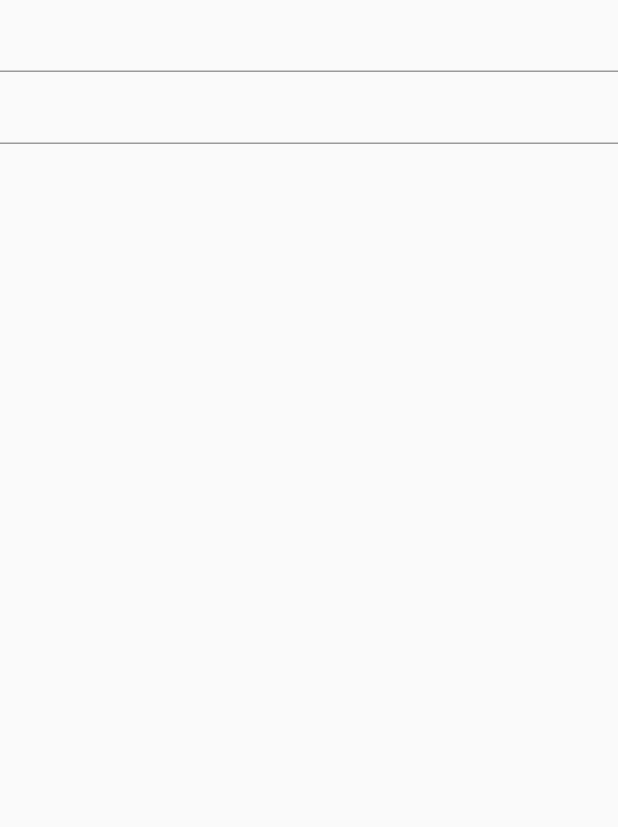
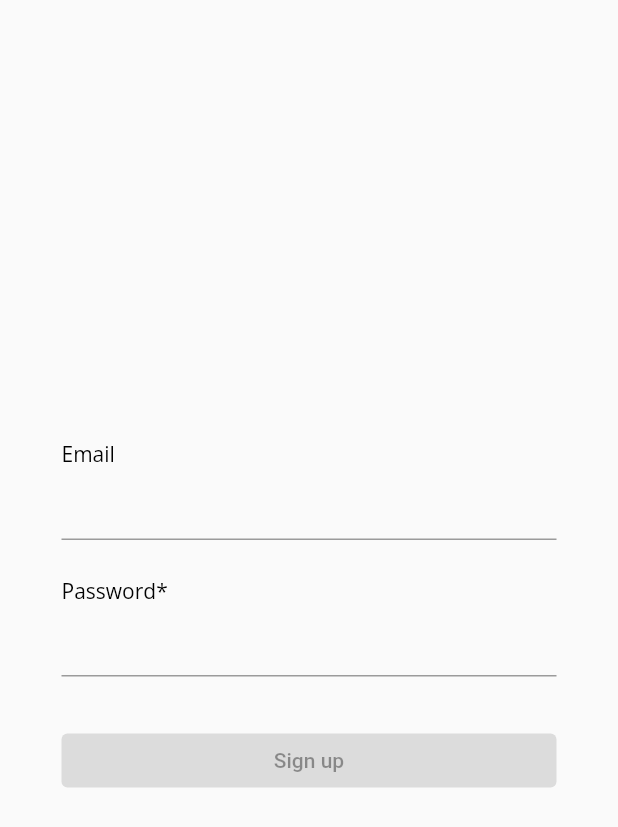
Before and after one commit to lunox94/flutter_skeleton_app, a Flutter app: the screen it shows after launch, on a phone screen of 412 x 824 dp. Shown: the top 827 px of the screen. Run offline on Flutter 3.47's test engine with Material 2 defaults, Android fonts, the phone set to English and light mode, and no system bars; drawn by our look-alikes of reactive_forms; our stand-ins replace bloc, flutter_bloc, freezed_annotation, go_router, google_fonts, hydrated_bloc; accounts and stored records are empty; generated files the repository leaves out were written again.

Commit message:
feat: mock login feature

```diff
--- a/lib/src/infrastructure/auth/mock_auth_facade.dart
+++ b/lib/src/infrastructure/auth/mock_auth_facade.dart
@@ -33,8 +33,8 @@ class MockAuthFacade implements AuthFacade {
   }
 
   @override
-  Future<void> loginWithEmailAndPassword(LoginParams params) {
+  Future<void> loginWithEmailAndPassword(LoginParams params) async {
+    await Future.delayed(const Duration(seconds: 10));
     _userController.add(AppUser(id: 'userId', email: params.email));
-    return Future.delayed(const Duration(milliseconds: 1000));
   }
 }
--- a/lib/src/presentation/auth/screens/login.dart
+++ b/lib/src/presentation/auth/screens/login.dart
@@ -1,5 +1,7 @@
 import 'package:flutter/material.dart';
 import 'package:flutter_bloc/flutter_bloc.dart';
+import 'package:flutter_skeleton_app/src/application/auth/auth_facade.dart';
+import 'package:flutter_skeleton_app/src/application/auth/login_form_submission_bloc/login_form_submission_bloc.dart';
 import 'package:reactive_forms/reactive_forms.dart';
 
 import '../../../application/auth/login_form_provider_bloc/login_form_provider_bloc.dart';
@@ -9,22 +11,79 @@ class Login extends StatelessWidget {
 
   @override
   Widget build(BuildContext context) {
-    return BlocProvider(
+    return MultiBlocProvider(
+      providers: [
+        BlocProvider(
           create: (context) => LoginFormProviderBloc(),
+        ),
+        BlocProvider(
+          create: (context) =>
+              LoginFormSubmissionBloc(authFacade: context.read<AuthFacade>()),
+        ),
+      ],
       child: Scaffold(
         body: BlocBuilder<LoginFormProviderBloc, LoginFormProviderState>(
           builder: (context, state) {
-            return ReactiveForm(
-              formGroup: state.viewModel.form,
+            final viewModel = state.viewModel;
+            return Center(
+              child: Container(
+                alignment: Alignment.center,
+                constraints: const BoxConstraints.expand(
+                  height: 450,
+                  width: 350,
+                ),
+                padding: const EdgeInsets.all(10.0),
+                child: ReactiveForm(
+                  formGroup: viewModel.form,
                   child: Column(
+                    crossAxisAlignment: CrossAxisAlignment.start,
+                    mainAxisSize: MainAxisSize.min,
                     children: [
+                      const Text('Email'),
                       ReactiveTextField(
                         formControlName: 'email',
                       ),
+                      const SizedBox(
+                        height: 24.0,
+                      ),
+                      const Text('Password*'),
                       ReactiveTextField(
                         formControlName: 'password',
                       ),
+                      const SizedBox(
+                        height: 32.0,
+                      ),
+                      Row(
+                        children: [
+                          Expanded(
+                            child: BlocListener<LoginFormSubmissionBloc,
+                                LoginFormSubmissionState>(
+                              listener: (context, state) {
+                                state.maybeWhen(
+                                    inProgress: () =>
+                                        viewModel.form.markAsDisabled(),
+                                    orElse: () =>
+                                        viewModel.form.markAsEnabled());
+                              },
+                              child: ReactiveFormConsumer(
+                                builder: (context, form, _) => ElevatedButton(
+                                    onPressed: form.valid
+                                        ? () => context
+                                            .read<LoginFormSubmissionBloc>()
+                                            .add(LoginFormSubmissionEvent
+                                                .loginFormSubmissionRequested(
+                                                    loginParams:
+                                                        viewModel.model!))
+                                        : null,
+                                    child: const Text('Sign up')),
+                              ),
+                            ),
+                          ),
                         ],
+                      ),
+                    ],
+                  ),
+                ),
               ),
             );
           },
--- a/lib/src/presentation/core/theme/app_theme.dart
+++ b/lib/src/presentation/core/theme/app_theme.dart
@@ -77,6 +77,7 @@ class AppTheme {
   );
 
   static final ThemeData _light = ThemeData(
+    primarySwatch: Colors.orange,
     brightness: Brightness.light,
     checkboxTheme: CheckboxThemeData(
       fillColor: MaterialStateColor.resolveWith((states) {
@@ -92,12 +93,14 @@ class AppTheme {
       backgroundColor: Colors.black,
     ),
     bottomNavigationBarTheme: const BottomNavigationBarThemeData(
-      selectedItemColor: Colors.green,
+      selectedItemColor: Colors.orange,
     ),
+    buttonTheme: const ButtonThemeData(padding: EdgeInsets.all(8.0)),
     textTheme: _lightTextTheme,
   );
 
   static final ThemeData _dark = ThemeData(
+    primarySwatch: Colors.orange,
     brightness: Brightness.dark,
     appBarTheme: AppBarTheme(
       foregroundColor: Colors.white,
@@ -105,10 +108,10 @@ class AppTheme {
     ),
     floatingActionButtonTheme: const FloatingActionButtonThemeData(
       foregroundColor: Colors.white,
-      backgroundColor: Colors.green,
+      backgroundColor: Colors.orange,
     ),
     bottomNavigationBarTheme: const BottomNavigationBarThemeData(
-      selectedItemColor: Colors.green,
+      selectedItemColor: Colors.orange,
     ),
     textTheme: darkTextTheme,
   );
```
Lines whose indentation alone changed are shown as unchanged.
